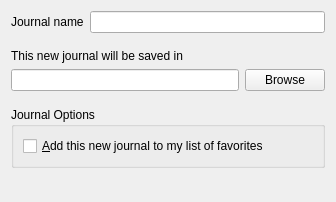
Before: the Qt Designer form ui/sqlitejournalpage.ui in pwizard2/robojournal, drawn with Qt 5.
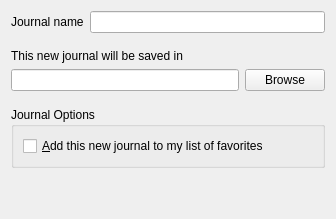
After: the same form once the commit is applied. Icons and pictures are not drawn.

What changed in the file:
```diff
--- a/ui/sqlitejournalpage.ui
+++ b/ui/sqlitejournalpage.ui
@@ -7,7 +7,7 @@
     <x>0</x>
     <y>0</y>
     <width>336</width>
-    <height>202</height>
+    <height>219</height>
    </rect>
   </property>
   <property name="windowTitle">
@@ -113,7 +113,7 @@
      <property name="sizeHint" stdset="0">
       <size>
        <width>20</width>
-       <height>10</height>
+       <height>1</height>
       </size>
      </property>
     </spacer>
```
